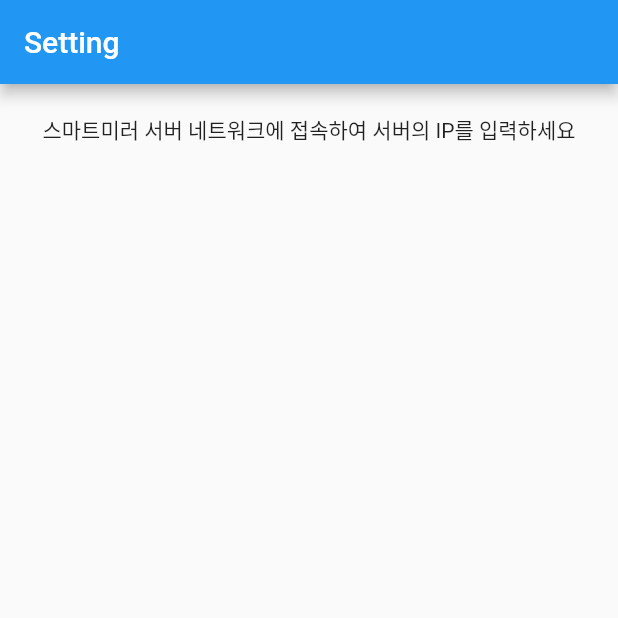
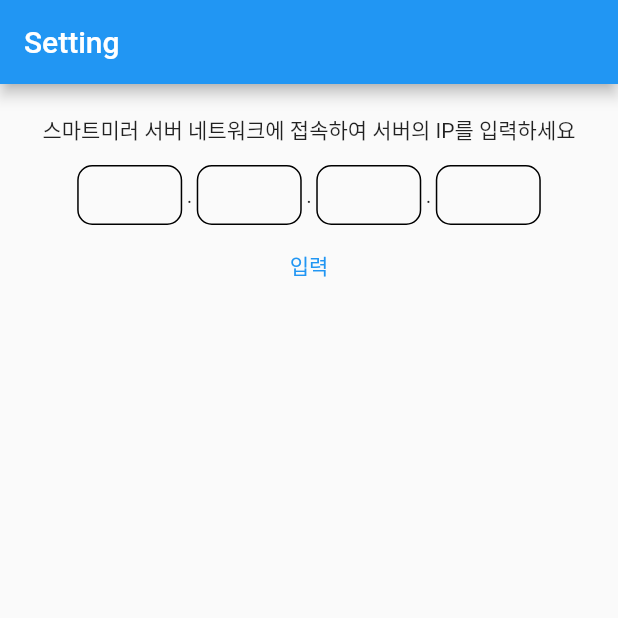
Before and after one commit to songsh927/SmartmirrorControlApp, a Flutter app: the SettingPage screen opened directly, on a phone screen of 412 x 824 dp, the top half of it. Run offline on Flutter 3.47's test engine with Material 2 defaults, Android fonts, the phone set to English and light mode, and no system bars; missing offline and left inert: time_picker_sheet; network calls fail.

Commit message:
세팅페이지 기본 작업

```diff
--- a/lib/settingPage.dart
+++ b/lib/settingPage.dart
@@ -1,7 +1,14 @@
 import 'package:flutter/material.dart';
+import 'package:provider/provider.dart';
+import 'package:smartmirror_controller/main.dart';
 
 class SettingPage extends StatelessWidget {
-  const SettingPage({Key? key}) : super(key: key);
+  SettingPage({Key? key}) : super(key: key);
+
+  var ip1OctController = TextEditingController();
+  var ip2OctController = TextEditingController();
+  var ip3OctController = TextEditingController();
+  var ip4OctController = TextEditingController();
 
   @override
   Widget build(BuildContext context) {
@@ -18,10 +25,122 @@ class SettingPage extends StatelessWidget {
             Container(
               margin: EdgeInsets.fromLTRB(0, 10, 0, 10),
               child: Text('스마트미러 서버 네트워크에 접속하여 서버의 IP를 입력하세요'),
-            )
+            ),
+            Row(
+              mainAxisAlignment: MainAxisAlignment.center,
+              children: [
+                Container(
+                  margin: EdgeInsets.all(3),
+                  padding: EdgeInsets.all(3),
+                  width: 70,
+                  height: 40,
+                  decoration: BoxDecoration(
+                    border: Border.all(
+                    ),
+                    borderRadius: BorderRadius.circular(10),
+                  ),
+                  child: TextField(
+                    controller: ip1OctController,
+                    maxLength: 3,
+                    decoration: InputDecoration(
+                      counterText: "",
+                      border: InputBorder.none,
+                    ),
+                  ),
+                ),
+                Text('.'),
+                Container(
+                  margin: EdgeInsets.all(3),
+                  padding: EdgeInsets.all(3),
+                  width: 70,
+                  height: 40,
+                  decoration: BoxDecoration(
+                    border: Border.all(
+                    ),
+                    borderRadius: BorderRadius.circular(10),
+                  ),
+                  child: TextField(
+                    controller: ip2OctController,
+                    maxLength: 3,
+                    decoration: InputDecoration(
+                      counterText: "",
+                      border: InputBorder.none,
+                    ),
+                  ),
+                ),
+                Text('.'),
+                Container(
+                  margin: EdgeInsets.all(3),
+                  padding: EdgeInsets.all(3),
+                  width: 70,
+                  height: 40,
+                  decoration: BoxDecoration(
+                    border: Border.all(
+                    ),
+                    borderRadius: BorderRadius.circular(10),
+                  ),
+                  child: TextField(
+                    controller: ip3OctController,
+                    maxLength: 3,
+                    decoration: InputDecoration(
+                      counterText: "",
+                      border: InputBorder.none,
+                    ),
+                  ),
+                ),
+                Text('.'),
+                Container(
+                  margin: EdgeInsets.all(3),
+                  padding: EdgeInsets.all(3),
+                  width: 70,
+                  height: 40,
+                  decoration: BoxDecoration(
+                    border: Border.all(
+                    ),
+                    borderRadius: BorderRadius.circular(10),
+                  ),
+                  child: TextField(
+                    controller: ip4OctController,
+                    maxLength: 3,
+                    decoration: InputDecoration(
+                      counterText: "",
+                      border: InputBorder.none,
+                    ),
+                  ),
+                ),
+              ],
+            ),
+
+            TextButton(onPressed: (){
+              context.read<SmartmirrorData>().settingIp =
+                  ip1OctController.text+'.'+ip2OctController.text+'.'+ip3OctController.text+'.'+ip4OctController.text;
+            }, child: Text('입력'))
+
           ],
         ),
       ),
     );
   }
 }
+
+/**
+ * child: Row(
+    children: [
+    TextField(
+    controller: ipSetTextController
+    ),
+    Text('.'),
+    TextField(
+    controller: ipSetTextController
+    ),
+    Text('.'),
+    TextField(
+    controller: ipSetTextController
+    ),
+    Text('.'),
+    TextField(
+    controller: ipSetTextController
+    ),
+    ],
+    ),
+ */
```
